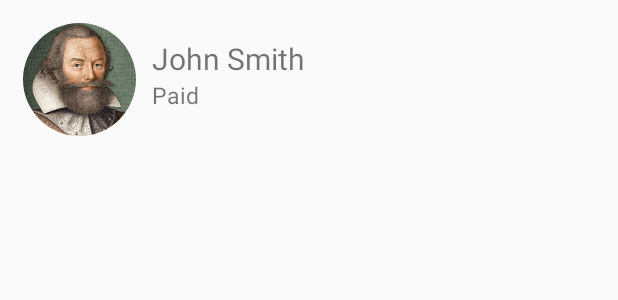
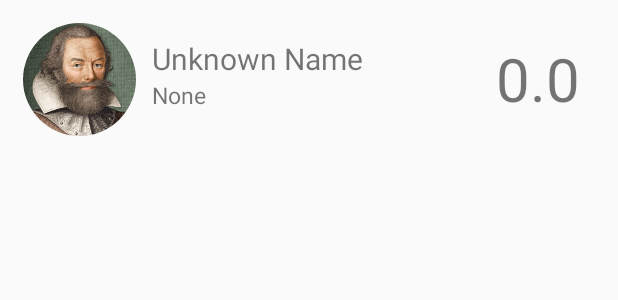
Before and after one commit to amikmandal/AntiCorruption, an Android app: the layout mechanic_holder.xml on its own in the app's theme, with its tools: preview values and no code run, on a phone screen of 412 x 824 dp. Shown: the top 300 px of the screen. Run offline under Robolectric (Android 15) with nearby library versions, the phone set to English and light mode, and no system bars.

Commit message:
recycler view working

```diff
--- a/app/src/main/res/layout/friend.xml
+++ b/app/src/main/res/layout/mechanic_holder.xml
@@ -1,15 +1,15 @@
 <RelativeLayout
     android:layout_height="wrap_content"
     android:layout_width="match_parent"
-    android:id="@+id/line_partner_linear_layout"
+    android:id="@+id/main_relative_layout"
     android:layout_margin="10dp"
     xmlns:android="http://schemas.android.com/apk/res/android">
 
     <de.hdodenhof.circleimageview.CircleImageView
         android:layout_width="75dp"
         android:layout_height="75dp"
+        android:id="@+id/repairer_profile_photo"
         android:src="@drawable/john_smith"
-        android:id="@+id/repairer_profile_photo"
         android:layout_margin="5dp" />
 
     <TextView
@@ -19,17 +19,34 @@
         android:layout_marginTop="15dp"
         android:layout_marginLeft="5dp"
         android:layout_toRightOf="@+id/repairer_profile_photo"
-        android:text="John Smith"
+        android:text="Unknown Name"
         android:textSize="20sp" />
 
     <TextView
         android:layout_width="wrap_content"
         android:layout_height="wrap_content"
-        android:id="@+id/line_partner_text_view"
+        android:id="@+id/repairer_speciality"
         android:layout_marginLeft="5dp"
         android:layout_below="@id/repairer_name"
-        android:text="Paid"
+        android:text="None"
         android:textSize="15sp"
         android:layout_toRightOf="@+id/repairer_profile_photo" />
 
+    <LinearLayout
+        android:layout_width="wrap_content"
+        android:layout_height="wrap_content"
+        android:id="@+id/rating_linear_layout"
+        android:layout_alignParentRight="true"
+        android:layout_margin="15sp">
+
+        <TextView
+            android:id="@+id/repairer_rating"
+            android:layout_width="wrap_content"
+            android:layout_height="wrap_content"
+            android:layout_toRightOf="@id/repairer_name"
+            android:text="0.0"
+            android:textSize="40sp" />
+
+    </LinearLayout>
+
 </RelativeLayout>
```
Also changed, not shown: app/src/main/java/com/gretel/mendit/Data.java (added, +149 -0 lines), app/src/main/java/com/gretel/mendit/MainActivity.java (+7 -11 lines), app/src/main/java/com/gretel/mendit/MainActivityRecyclerViewAdapter.java (+25 -26 lines), app/src/main/java/com/gretel/mendit/NameEntry.java (added, +60 -0 lines), app/src/main/res/data/mechanics.txt (added, +8 -0 lines), app/src/main/res/layout/repairer.xml (deleted, +0 -36 lines), app/src/main/res/drawable/alice.jpg (added), app/src/main/res/drawable/anna.jpeg (added), app/src/main/res/drawable/elizabeth.jpg (added), app/src/main/res/drawable/emma.jpg (added), app/src/main/res/drawable/ida.jpg (added), app/src/main/res/drawable/margaret.JPG (added), app/src/main/res/drawable/mary.jpg (added), app/src/main/res/drawable/minnie.png (added).
